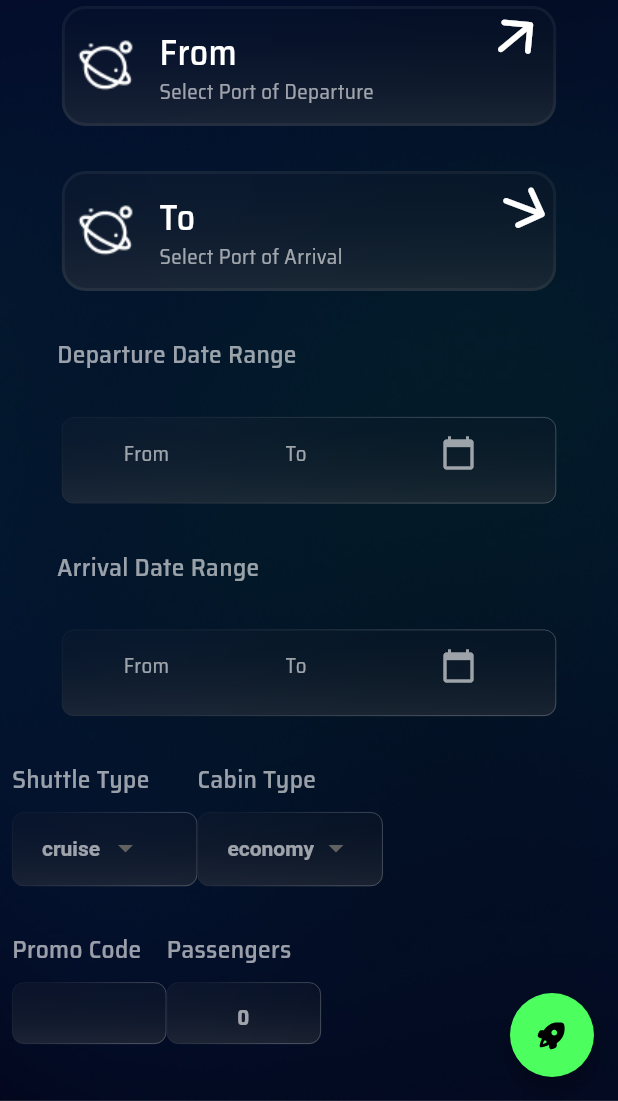
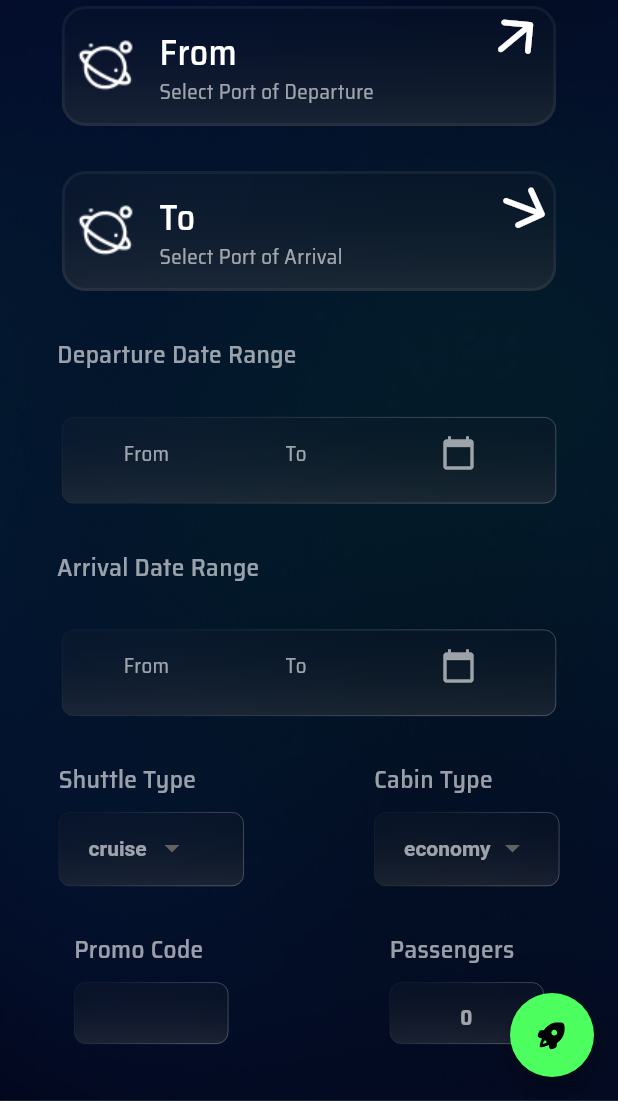
Before and after one commit to Astrohub0/undefined_astrohub, a Flutter app: the screen it shows after launch, on a phone screen of 412 x 824 dp, the part 135-1236 px from its top. Run offline on Flutter 3.47's test engine with Material 2 defaults, Android fonts, the phone set to English and light mode, and no system bars; drawn by our look-alikes of glassmorphism; our stand-ins replace flutter_spinkit, flutter_svg.

Commit message:
home screen UI

```diff
--- a/lib/screens/initialization_screens/home.dart
+++ b/lib/screens/initialization_screens/home.dart
@@ -6,7 +6,6 @@ import 'package:astro_hub/widgets/features/departureDate.dart';
 import 'package:astro_hub/widgets/global/book_btn.dart';
 import 'package:astro_hub/widgets/global/common_app_bar.dart';
 import 'package:astro_hub/widgets/global/common_number_input.dart';
-import 'package:date_field/date_field.dart';
 import 'package:flutter/material.dart';
 import 'package:glassmorphism/glassmorphism.dart';
 
@@ -91,7 +90,9 @@ class _HomeState extends State<Home> {
                           style: TextStyles.subtopicText)),
                 ),
                 departureDatePick(context),
-                Row(
+                Container(
+                  child: Row(
+                    mainAxisAlignment: MainAxisAlignment.spaceEvenly,
                     children: [
                       //shuttle drop down
                       Column(
@@ -105,7 +106,7 @@ class _HomeState extends State<Home> {
                               fontWeight: FontWeight.w500,
                             ),
                           ),
-                        SizedBox(height: 10),
+                          const SizedBox(height: 10),
                           GlassmorphicContainer(
                             width: width * 0.3,
                             height: height * 0.06,
@@ -126,8 +127,8 @@ class _HomeState extends State<Home> {
                               width: width * 0.3,
                               height: height * 0.06,
                               child: DropdownButton<String>(
-                              dropdownColor: Color(0xFF31A27),
-                              padding: EdgeInsets.only(left: 20),
+                                dropdownColor: const Color(0xFF31A27),
+                                padding: const EdgeInsets.only(left: 20),
                                 underline: Container(), // Remove underline
                                 style: TextStyle(
                                   color: Colors.white.withOpacity(0.6),
@@ -153,9 +154,10 @@ class _HomeState extends State<Home> {
                           ),
                         ],
                       ),
-
+                      SizedBox(width: width * 0.06),
                       //cabin type dropdown
-                    Column(
+                      Container(
+                        child: Column(
                           crossAxisAlignment: CrossAxisAlignment.start,
                           children: [
                             Text(
@@ -214,9 +216,12 @@ class _HomeState extends State<Home> {
                             ),
                           ],
                         ),
+                      ),
                     ],
                   ),
+                ),
                 Row(
+                 mainAxisAlignment: MainAxisAlignment.spaceEvenly,
                   children: [
                     Column(
                       crossAxisAlignment: CrossAxisAlignment.start,
@@ -229,7 +234,7 @@ class _HomeState extends State<Home> {
                             fontWeight: FontWeight.w500,
                           ),
                         ),
-                        SizedBox(height: 10),
+                        const SizedBox(height: 10),
                         GlassmorphicContainer(
                           width: width * 0.25,
                           height: height * 0.05,
@@ -265,6 +270,7 @@ class _HomeState extends State<Home> {
                         ),
                       ],
                     ),
+                    SizedBox(width: width * 0.06),
                     numberInput(width * 0.25, height * 0.05, 'Passengers'),
                   ],
                 ),
```
Lines whose indentation alone changed are shown as unchanged.
